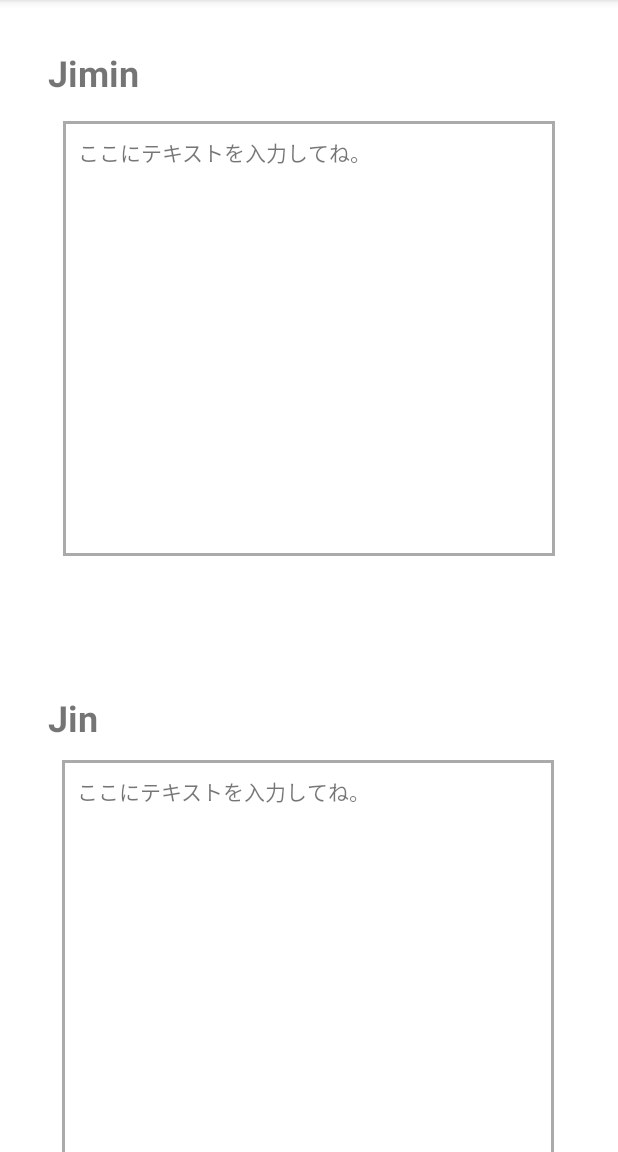
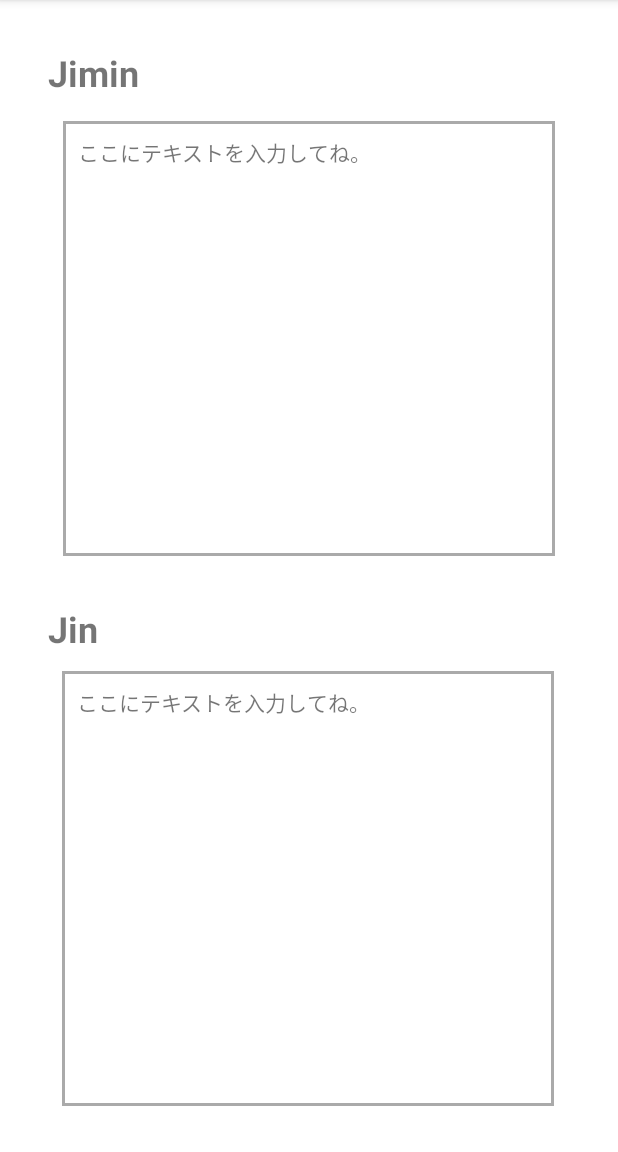
Before and after one commit to Bryanwangzb/Kozirase, an Android app: the TextInputActivity screen opened directly, with no data from a screen before it, on a phone screen of 412 x 824 dp, the part 84-1236 px from its top. Run offline under Robolectric (Android 15) with nearby library versions, the phone set to English and light mode, and no system bars.

Commit message:
add TextView Object

```diff
--- a/app/src/main/res/layout/activity_text_input.xml
+++ b/app/src/main/res/layout/activity_text_input.xml
@@ -23,12 +23,12 @@
         android:layout_width="wrap_content"
         android:layout_height="wrap_content"
         android:layout_marginStart="32dp"
-        android:layout_marginBottom="273dp"
+        android:layout_marginTop="32dp"
         android:text="@string/person2_name"
         android:textSize="24sp"
         android:textStyle="bold"
-        app:layout_constraintBottom_toBottomOf="parent"
         app:layout_constraintStart_toStartOf="parent"
+        app:layout_constraintTop_toBottomOf="@+id/putText_Person1"
         tools:text="Jin" />
 
     <TextView
```
